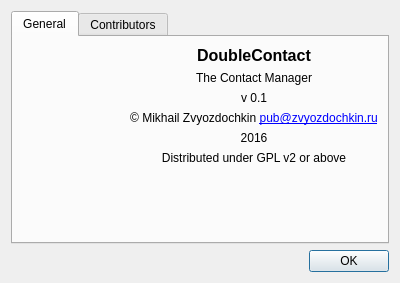
This is app/aboutdialog.ui in DarkHobbit/doublecontact as Qt 5 draws it before an edit. The edited form follows.
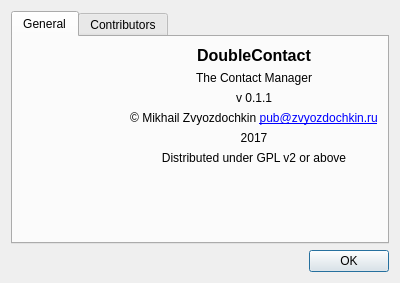
This is the edited form. Icons and pictures are not drawn.

Commit message: 0.1.1 about dialog fixed

```diff
--- a/app/aboutdialog.ui
+++ b/app/aboutdialog.ui
@@ -68,7 +68,7 @@
            <item>
             <widget class="QLabel" name="lbVer">
              <property name="text">
-              <string notr="true">v 0.1</string>
+              <string notr="true">v 0.1.1</string>
              </property>
              <property name="alignment">
               <set>Qt::AlignCenter</set>
@@ -91,7 +91,7 @@
            <item>
             <widget class="QLabel" name="lbYear_2">
              <property name="text">
-              <string notr="true">2016</string>
+              <string notr="true">2017</string>
              </property>
              <property name="alignment">
               <set>Qt::AlignCenter</set>
```
